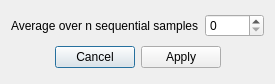
Above: ui/RunningAverage.ui from mhorn71/StarbaseMini before the change. Below: the same form after it.
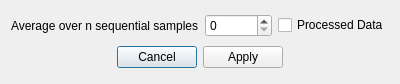
That is the form after the change.

Commit message: Added check to allow reprocessing of processed data.

```diff
--- a/ui/RunningAverage.ui
+++ b/ui/RunningAverage.ui
@@ -6,7 +6,7 @@
    <rect>
     <x>0</x>
     <y>0</y>
-    <width>275</width>
+    <width>400</width>
     <height>84</height>
    </rect>
   </property>
@@ -26,6 +26,16 @@
      <item>
       <widget class="QSpinBox" name="spinBox"/>
      </item>
+     <item>
+      <widget class="QCheckBox" name="checkBox">
+       <property name="toolTip">
+        <string extracomment="Apply filter to processed data."/>
+       </property>
+       <property name="text">
+        <string>Processed Data</string>
+       </property>
+      </widget>
+     </item>
     </layout>
    </item>
    <item row="1" column="0">
```
The commit also changes 5 other files.
